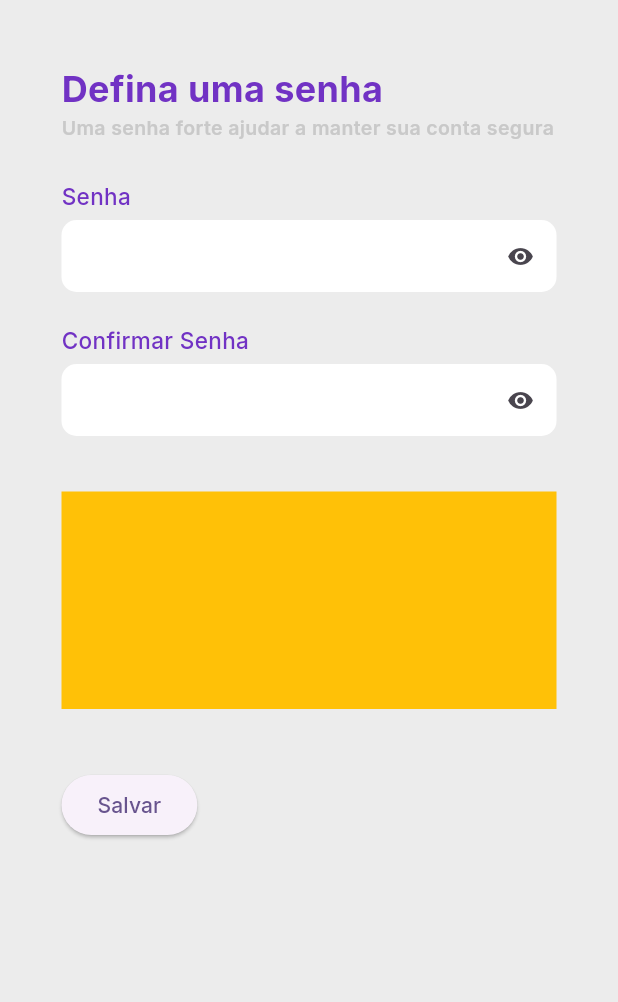
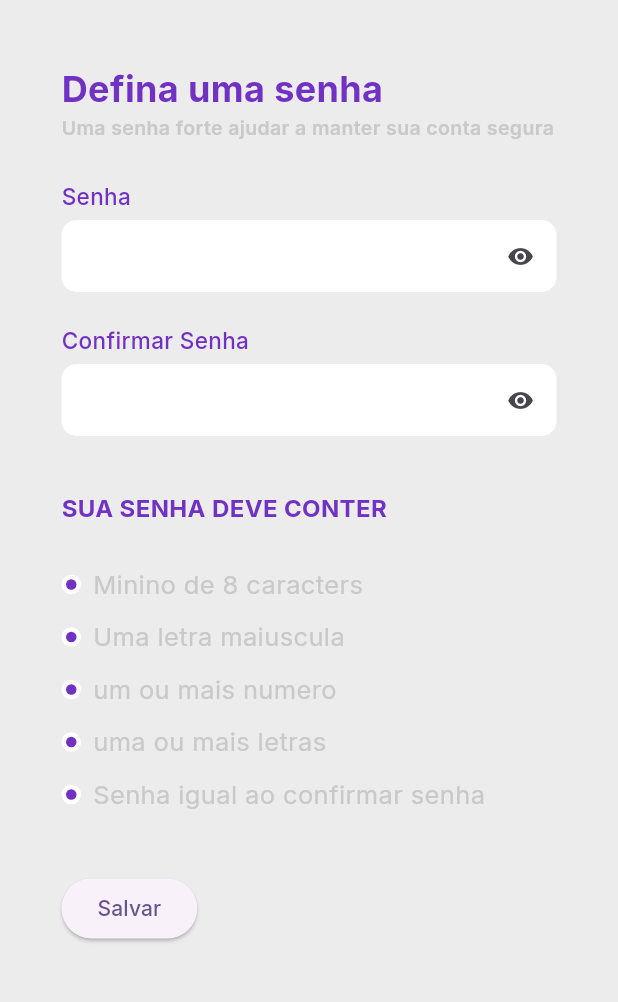
Before and after one commit to deyvissoneduardo/password_validation, a Flutter app: the screen it shows after launch, on a phone screen of 412 x 824 dp, the part 188-1190 px from its top. Run offline on Flutter 3.47's test engine with Material 3 defaults, Android fonts, the phone set to English and light mode, and no system bars; our stand-ins replace google_fonts.

Commit message:
dot validation page

```diff
--- a/lib/src/pages/validation_page.dart
+++ b/lib/src/pages/validation_page.dart
@@ -2,6 +2,7 @@ import 'package:flutter/material.dart';
 
 import '../shared/colors_app.dart';
 import '../shared/custom_textfield_pwd.dart';
+import 'widgets/password_validation_panel_widget.dart';
 
 class ValidationPage extends StatelessWidget {
   const ValidationPage({super.key});
@@ -52,7 +53,7 @@ class ValidationPage extends StatelessWidget {
                   backgroundColor: Colors.white,
                 ),
                 const SizedBox(height: 37),
-                Container(height: 145, color: Colors.amber),
+                PasswordValidationPanelWidget(),
                 const SizedBox(height: 40),
                 ElevatedButton(onPressed: () {}, child: Text('Salvar')),
               ],
--- /dev/null
+++ b/lib/src/pages/widgets/password_dot_validation_widget.dart
@@ -0,0 +1,61 @@
+import 'package:flutter/material.dart';
+
+import '../../shared/colors_app.dart';
+
+typedef UpdateMatchCallback = void Function(ValueKey<int> key, bool match);
+
+class PasswordDotValidationWidget extends StatelessWidget {
+  final String label;
+  final String patternValidation;
+  final ValueNotifier<String> passwordValue;
+  final UpdateMatchCallback updateMatch;
+  const PasswordDotValidationWidget({
+    required super.key,
+    required this.label,
+    required this.patternValidation,
+    required this.passwordValue,
+    required this.updateMatch,
+  });
+
+  @override
+  Widget build(BuildContext context) {
+    return ValueListenableBuilder(
+      valueListenable: passwordValue,
+      builder: (context, passowwordText, child) {
+        final valid = RegExp(patternValidation).hasMatch(passowwordText);
+        updateMatch(super.key as ValueKey<int>, valid);
+        return Row(
+          spacing: 8,
+          children: [
+            Container(
+              height: 13,
+              width: 13,
+              padding: EdgeInsets.all(3),
+              decoration: BoxDecoration(
+                color: Colors.white,
+                shape: BoxShape.circle,
+              ),
+              child: Visibility(
+                visible: valid,
+                child: Container(
+                  decoration: BoxDecoration(
+                    color: primaryColor,
+                    shape: BoxShape.circle,
+                  ),
+                ),
+              ),
+            ),
+            Text(
+              label,
+              style: TextStyle(
+                color: mediumGray,
+                fontWeight: FontWeight.w400,
+                fontSize: 17,
+              ),
+            ),
+          ],
+        );
+      },
+    );
+  }
+}
--- /dev/null
+++ b/lib/src/pages/widgets/password_validation_panel_widget.dart
@@ -0,0 +1,71 @@
+import 'package:flutter/material.dart';
+
+import '../../shared/colors_app.dart';
+import 'password_dot_validation_widget.dart';
+
+class PasswordValidationPanelWidget extends StatefulWidget {
+  const PasswordValidationPanelWidget({super.key});
+
+  @override
+  State<PasswordValidationPanelWidget> createState() =>
+      _PasswordValidationPanelWidgetState();
+}
+
+class _PasswordValidationPanelWidgetState
+    extends State<PasswordValidationPanelWidget> {
+  @override
+  Widget build(BuildContext context) {
+    return Column(
+      spacing: 11,
+      crossAxisAlignment: CrossAxisAlignment.start,
+      children: [
+        Container(
+          margin: EdgeInsets.only(bottom: 16),
+          child: Text(
+            'SUA SENHA DEVE CONTER',
+            style: TextStyle(
+              color: primaryColor,
+              fontWeight: FontWeight.bold,
+              fontSize: 16,
+            ),
+          ),
+        ),
+        PasswordDotValidationWidget(
+          label: 'Minino de 8 caracters',
+          key: ValueKey(1),
+          passwordValue: ValueNotifier(''),
+          patternValidation: '',
+          updateMatch: (key, match) {},
+        ),
+        PasswordDotValidationWidget(
+          label: 'Uma letra maiuscula',
+          key: ValueKey(2),
+          passwordValue: ValueNotifier(''),
+          patternValidation: '',
+          updateMatch: (key, match) {},
+        ),
+        PasswordDotValidationWidget(
+          label: 'um ou mais numero',
+          key: ValueKey(4),
+          passwordValue: ValueNotifier(''),
+          patternValidation: '',
+          updateMatch: (key, match) {},
+        ),
+        PasswordDotValidationWidget(
+          label: 'uma ou mais letras',
+          key: ValueKey(5),
+          passwordValue: ValueNotifier(''),
+          patternValidation: '',
+          updateMatch: (key, match) {},
+        ),
+        PasswordDotValidationWidget(
+          label: 'Senha igual ao confirmar senha',
+          key: ValueKey(6),
+          passwordValue: ValueNotifier(''),
+          patternValidation: '',
+          updateMatch: (key, match) {},
+        ),
+      ],
+    );
+  }
+}
```
